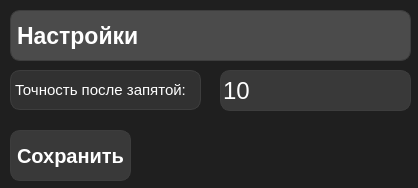
The window that dialog.ui (On1muZ/year-project) describes before a commit, drawn with Qt 5.
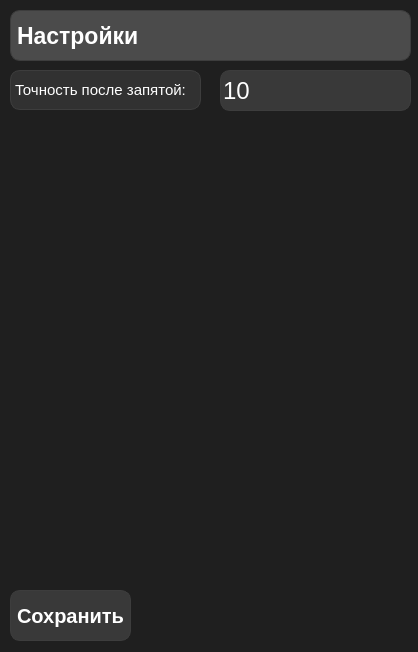
The same window after the commit.

Patch:
```diff
--- a/dialog.ui
+++ b/dialog.ui
@@ -7,9 +7,21 @@
     <x>0</x>
     <y>0</y>
     <width>418</width>
-    <height>188</height>
+    <height>652</height>
    </rect>
   </property>
+  <property name="minimumSize">
+   <size>
+    <width>418</width>
+    <height>652</height>
+   </size>
+  </property>
+  <property name="maximumSize">
+   <size>
+    <width>418</width>
+    <height>652</height>
+   </size>
+  </property>
   <property name="windowTitle">
    <string>Dialog</string>
   </property>
@@ -81,7 +93,7 @@
    <property name="geometry">
     <rect>
      <x>10</x>
-     <y>130</y>
+     <y>590</y>
      <width>121</width>
      <height>51</height>
     </rect>
```
